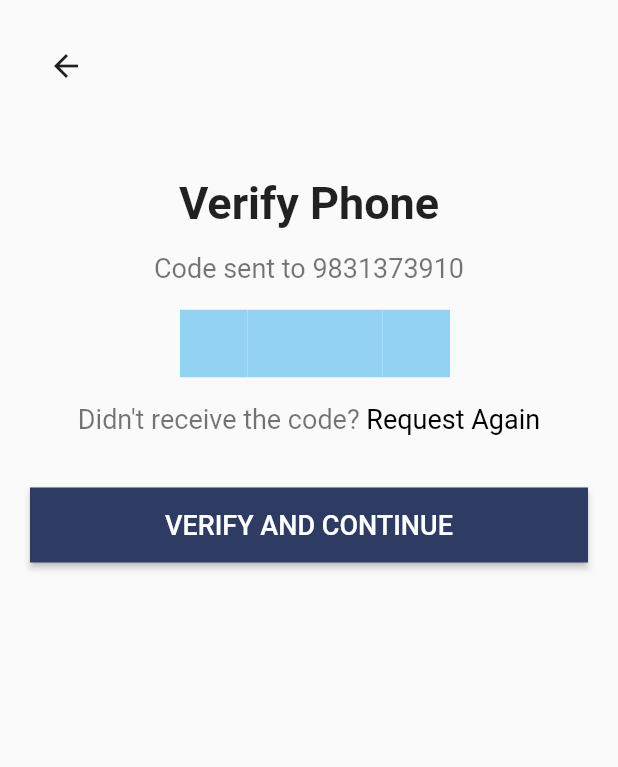
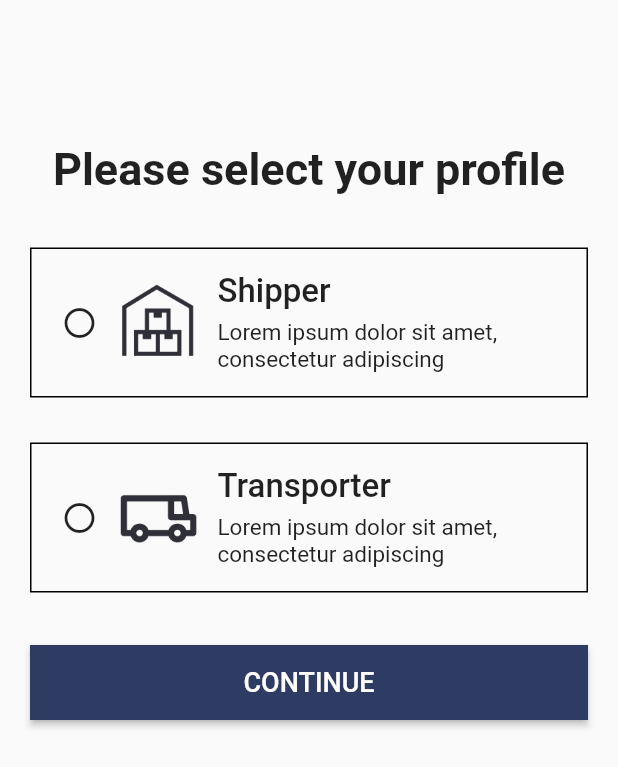
Before and after one commit to Hardikkr/liveasy, a Flutter app: the VerifyPhone screen opened directly, after a tap on "VERIFY AND CONTINUE", on a phone screen of 412 x 824 dp. Shown: the top 767 px of the screen. Run offline on Flutter 3.47's test engine with Material 2 defaults, Android fonts, the phone set to English and light mode, and no system bars.

Commit message:
Profile Selection page created

```diff
--- a/lib/main.dart
+++ b/lib/main.dart
@@ -10,6 +10,7 @@ class MyApp extends StatelessWidget {
   Widget build(BuildContext context) {
     return MaterialApp(
       title: 'Liveasy',
+      debugShowCheckedModeBanner: false,
       home: MobileNumber001(),
     );
   }
--- a/lib/screens/mobile_number_001.dart
+++ b/lib/screens/mobile_number_001.dart
@@ -4,7 +4,8 @@ import 'package:liveasy/screens/verify_phone.dart';
 class MobileNumber001 extends StatelessWidget {
   @override
   Widget build(BuildContext context) {
-    final body = Container(
+    final body = SafeArea(
+      child: Container(
         child: Padding(
           padding: const EdgeInsets.all(20.0),
           child: Column(
@@ -19,7 +20,7 @@ class MobileNumber001 extends StatelessWidget {
                   Text(
                     "Please enter your mobile number",
                     textAlign: TextAlign.center,
-                  style: TextStyle(fontWeight: FontWeight.bold, fontSize: 30),
+                    style: TextStyle(fontWeight: FontWeight.bold, fontSize: 28),
                   ),
                   SizedBox(height: 15),
                   Text(
@@ -58,10 +59,12 @@ class MobileNumber001 extends StatelessWidget {
                         ),
                         Expanded(
                           child: TextField(
+                            maxLength: 10,
                             keyboardType: TextInputType.phone,
                             decoration: InputDecoration(
                               hintText: "Mobile Number",
-                            border: InputBorder.none
+                              border: InputBorder.none,
+                              counterText: ""
                             ),
                           ),
                         ),
@@ -102,6 +105,7 @@ class MobileNumber001 extends StatelessWidget {
             ],
           ),
         ),
+      ),
     );
 
     return Scaffold(
--- a/lib/screens/profile_selection.dart
+++ b/lib/screens/profile_selection.dart
@@ -0,0 +1,184 @@
+import 'package:flutter/material.dart';
+
+class ProfileSelection extends StatefulWidget {
+  @override
+  _ProfileSelectionState createState() => _ProfileSelectionState();
+}
+
+class _ProfileSelectionState extends State<ProfileSelection> {
+  @override
+  Widget build(BuildContext context) {
+    bool selectedShipper = false;
+    bool selectedTransporter = false;
+
+    void makeShipperProfile() {
+      setState(() {
+        selectedTransporter = false;
+        selectedShipper = true;
+      });
+    }
+
+    void makeTransporterProfile() {
+      setState(() {
+        selectedShipper = false;
+        selectedTransporter = true;
+      });
+    }
+
+    final body = SafeArea(
+      child: Container(
+        padding: const EdgeInsets.all(20.0),
+        child: Column(
+          mainAxisAlignment: MainAxisAlignment.start,
+          crossAxisAlignment: CrossAxisAlignment.stretch,
+          children: [
+            SizedBox(height: 75),
+            Text(
+              "Please select your profile",
+              textAlign: TextAlign.center,
+              style: TextStyle(fontWeight: FontWeight.bold, fontSize: 30),
+            ),
+            SizedBox(height: 35),
+            InkWell(
+              onTap: () {
+                makeShipperProfile();
+              },
+              child: Container(
+                height: 100,
+                padding: const EdgeInsets.symmetric(
+                  horizontal: 20,
+                  vertical: 10,
+                ),
+                width: double.infinity,
+                decoration: BoxDecoration(
+                  border: Border.all(
+                    width: 1,
+                    color: Colors.black,
+                  ),
+                  borderRadius: BorderRadius.all(
+                    Radius.circular(0),
+                  ),
+                ),
+                child: Row(
+                  crossAxisAlignment: CrossAxisAlignment.center,
+                  children: [
+                    selectedShipper
+                        ? Icon(Icons.radio_button_checked)
+                        : Icon(Icons.radio_button_off),
+                    SizedBox(width: 10),
+                    SizedBox(
+                      height: 60,
+                      width: 60,
+                      child: Image.asset("assets/shipper.png"),
+                    ),
+                    SizedBox(width: 10),
+                    Expanded(
+                      child: Column(
+                        mainAxisAlignment: MainAxisAlignment.spaceEvenly,
+                        crossAxisAlignment: CrossAxisAlignment.start,
+                        children: [
+                          Text(
+                            "Shipper",
+                            style: TextStyle(
+                              fontWeight: FontWeight.w500,
+                              fontSize: 22,
+                            ),
+                          ),
+                          Text(
+                            "Lorem ipsum dolor sit amet,\nconsectetur adipiscing",
+                            style: TextStyle(fontSize: 15),
+                          )
+                        ],
+                      ),
+                    ),
+                  ],
+                ),
+              ),
+            ),
+            SizedBox(height: 30),
+            InkWell(
+              onTap: () {
+                makeTransporterProfile();
+              },
+              child: Container(
+                height: 100,
+                padding:
+                    const EdgeInsets.symmetric(horizontal: 20, vertical: 10),
+                width: double.infinity,
+                decoration: BoxDecoration(
+                  border: Border.all(
+                    width: 1,
+                    color: Colors.black,
+                  ),
+                  borderRadius: BorderRadius.all(
+                    Radius.circular(0),
+                  ),
+                ),
+                child: Row(
+                  crossAxisAlignment: CrossAxisAlignment.center,
+                  children: [
+                    selectedTransporter
+                        ? Icon(Icons.radio_button_checked)
+                        : Icon(Icons.radio_button_off),
+                    SizedBox(width: 10),
+                    SizedBox(
+                      height: 60,
+                      width: 60,
+                      child: Image.asset("assets/transporter.png"),
+                    ),
+                    SizedBox(width: 10),
+                    Expanded(
+                      child: Column(
+                        mainAxisAlignment: MainAxisAlignment.spaceEvenly,
+                        crossAxisAlignment: CrossAxisAlignment.start,
+                        children: [
+                          Text(
+                            "Transporter",
+                            style: TextStyle(
+                              fontWeight: FontWeight.w500,
+                              fontSize: 22,
+                            ),
+                          ),
+                          Text(
+                            "Lorem ipsum dolor sit amet,\nconsectetur adipiscing",
+                            style: TextStyle(fontSize: 15),
+                          )
+                        ],
+                      ),
+                    ),
+                  ],
+                ),
+              ),
+            ),
+            SizedBox(height: 35),
+            Container(
+              height: 50,
+              child: ElevatedButton(
+                onPressed: () {},
+                style: ElevatedButton.styleFrom(
+                  primary: Color(0xff2E3B62),
+                  shape: RoundedRectangleBorder(
+                    borderRadius: BorderRadius.all(
+                      Radius.circular(0),
+                    ),
+                  ),
+                ),
+                child: Text(
+                  "CONTINUE",
+                  style: TextStyle(
+                    fontWeight: FontWeight.w500,
+                    fontSize: 18,
+                  ),
+                ),
+              ),
+            )
+          ],
+        ),
+      ),
+    );
+
+    return Scaffold(
+      body: body,
+    );
+  }
+}
--- a/lib/screens/verify_phone.dart
+++ b/lib/screens/verify_phone.dart
@@ -1,5 +1,6 @@
 import 'package:flutter/gestures.dart';
 import 'package:flutter/material.dart';
+import 'package:liveasy/screens/profile_selection.dart';
 
 class VerifyPhone extends StatelessWidget {
   VerifyPhone(this.phoneNumber);
@@ -11,11 +12,11 @@ class VerifyPhone extends StatelessWidget {
     final textBlock = FocusScope.of(context);
 
     Widget textField = Container(
-      padding: const EdgeInsets.all(10),
+      padding: const EdgeInsets.all(5),
       height: 45,
       width: 45,
       color: Color(0xff93D2F3),
-      child: Expanded(
+      child: Center(
         child: TextField(
           onChanged: (str) {
             if (str.length == 1) {
@@ -26,13 +27,16 @@ class VerifyPhone extends StatelessWidget {
           style: TextStyle(fontSize: 25),
           maxLength: 1,
           keyboardType: TextInputType.number,
-          decoration:
-              InputDecoration(counterText: "", border: InputBorder.none),
+          decoration: InputDecoration(
+            counterText: "",
+            border: InputBorder.none,
+          ),
         ),
       ),
     );
 
-    final body = Container(
+    final body = SafeArea(
+      child: Container(
         child: Padding(
           padding: const EdgeInsets.all(20.0),
           child: Column(
@@ -44,7 +48,7 @@ class VerifyPhone extends StatelessWidget {
                   Navigator.pop(context);
                 },
               ),
-            SizedBox(height: 50),
+              SizedBox(height: 30),
               Column(
                 mainAxisAlignment: MainAxisAlignment.center,
                 crossAxisAlignment: CrossAxisAlignment.stretch,
@@ -63,7 +67,7 @@ class VerifyPhone extends StatelessWidget {
                   SizedBox(height: 15),
                   Container(
                     height: 50,
-                  padding: const EdgeInsets.symmetric(horizontal: 100),
+                    padding: const EdgeInsets.symmetric(horizontal: 80),
                     width: double.infinity,
                     child: Row(
                       mainAxisAlignment: MainAxisAlignment.spaceAround,
@@ -81,11 +85,11 @@ class VerifyPhone extends StatelessWidget {
                     textAlign: TextAlign.center,
                     text: TextSpan(
                       text: "Didn't receive the code? ",
-                    style: TextStyle(fontSize: 18, color: Colors.black54),
+                      style: TextStyle(fontSize: 15, color: Colors.black54),
                       children: <TextSpan>[
                         TextSpan(
                           text: "Request Again",
-                        style: TextStyle(fontSize: 18, color: Colors.black),
+                          style: TextStyle(fontSize: 15, color: Colors.black),
                           recognizer: TapGestureRecognizer()..onTap = () {},
                         )
                       ],
@@ -95,7 +99,14 @@ class VerifyPhone extends StatelessWidget {
                   Container(
                     height: 50,
                     child: ElevatedButton(
-                    onPressed: () {},
+                      onPressed: () {
+                        Navigator.push(
+                          context,
+                          MaterialPageRoute(
+                            builder: (context) => ProfileSelection(),
+                          ),
+                        );
+                      },
                       style: ElevatedButton.styleFrom(
                         primary: Color(0xff2E3B62),
                         shape: RoundedRectangleBorder(
@@ -106,14 +117,15 @@ class VerifyPhone extends StatelessWidget {
                       ),
                       child: Text(
                         "VERIFY AND CONTINUE",
-                      style:
-                          TextStyle(fontWeight: FontWeight.w500, fontSize: 18),
+                        style: TextStyle(
+                            fontWeight: FontWeight.w500, fontSize: 18),
                       ),
                     ),
                   )
                 ],
               ),
             ],
+          ),
         ),
       ),
     );
--- a/pubspec.yaml
+++ b/pubspec.yaml
@@ -47,6 +47,8 @@ flutter:
   # To add assets to your application, add an assets section, like this:
   assets:
     - assets/indian-flag.png
+    - assets/shipper.png
+    - assets/transporter.png
 
   # An image asset can refer to one or more resolution-specific "variants", see
   # https://flutter.dev/assets-and-images/#resolution-aware.
```
Also changed, not shown: assets/shipper.png (added), assets/transporter.png (added). Lines whose indentation alone changed are shown as unchanged.
